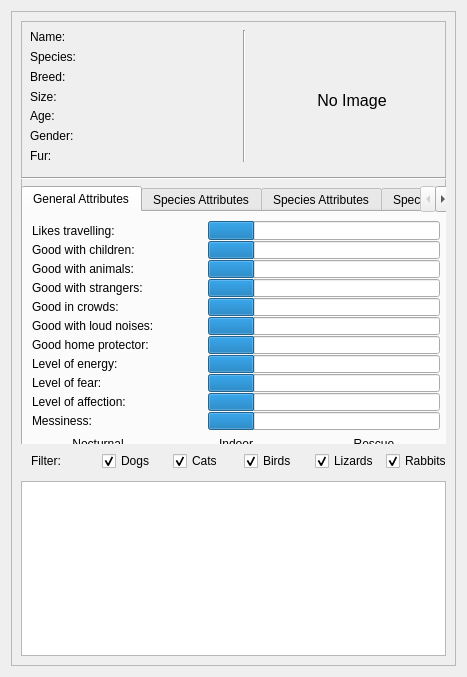
First picture: the form in deliverable2-code/viewanimals.ui, repository ashleefoureyes/quackjaws, before the edit.
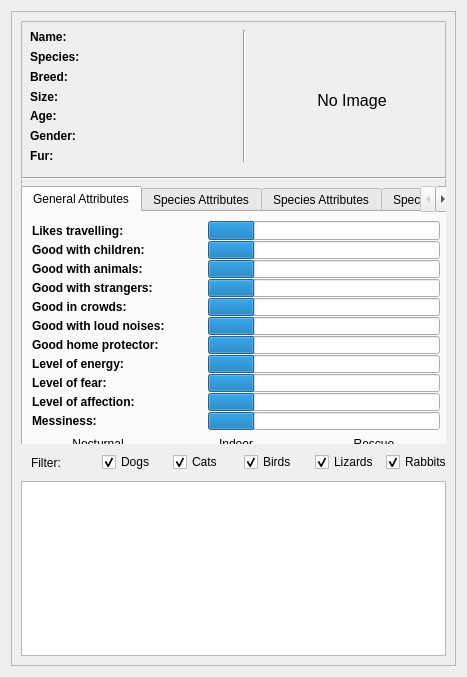
Second picture: the form after the edit. The open tabs and pages were chosen to show the change.

Diff of the .ui file:
```diff
--- a/deliverable2-code/viewanimals.ui
+++ b/deliverable2-code/viewanimals.ui
@@ -24,8 +24,8 @@
        <rect>
         <x>0</x>
         <y>0</y>
-        <width>453</width>
-        <height>663</height>
+        <width>447</width>
+        <height>657</height>
        </rect>
       </property>
       <layout class="QGridLayout" name="gridLayout_2">
@@ -88,10 +88,22 @@
                    <widget class="QLabel" name="lbName">
                     <property name="minimumSize">
                      <size>
-                      <width>50</width>
+                      <width>75</width>
                       <height>0</height>
                      </size>
                     </property>
+                    <property name="maximumSize">
+                     <size>
+                      <width>75</width>
+                      <height>16777215</height>
+                     </size>
+                    </property>
+                    <property name="font">
+                     <font>
+                      <weight>75</weight>
+                      <bold>true</bold>
+                     </font>
+                    </property>
                     <property name="text">
                      <string>Name:</string>
                     </property>
@@ -118,10 +130,22 @@
                    <widget class="QLabel" name="lbSpecies">
                     <property name="minimumSize">
                      <size>
-                      <width>50</width>
+                      <width>75</width>
                       <height>0</height>
                      </size>
                     </property>
+                    <property name="maximumSize">
+                     <size>
+                      <width>75</width>
+                      <height>16777215</height>
+                     </size>
+                    </property>
+                    <property name="font">
+                     <font>
+                      <weight>75</weight>
+                      <bold>true</bold>
+                     </font>
+                    </property>
                     <property name="text">
                      <string>Species:</string>
                     </property>
@@ -148,10 +172,22 @@
                    <widget class="QLabel" name="lbBreed">
                     <property name="minimumSize">
                      <size>
-                      <width>50</width>
+                      <width>75</width>
                       <height>0</height>
                      </size>
                     </property>
+                    <property name="maximumSize">
+                     <size>
+                      <width>75</width>
+                      <height>16777215</height>
+                     </size>
+                    </property>
+                    <property name="font">
+                     <font>
+                      <weight>75</weight>
+                      <bold>true</bold>
+                     </font>
+                    </property>
                     <property name="text">
                      <string>Breed:</string>
                     </property>
@@ -178,10 +214,22 @@
                    <widget class="QLabel" name="lbSize">
                     <property name="minimumSize">
                      <size>
-                      <width>50</width>
+                      <width>75</width>
                       <height>0</height>
                      </size>
                     </property>
+                    <property name="maximumSize">
+                     <size>
+                      <width>75</width>
+                      <height>16777215</height>
+                     </size>
+                    </property>
+                    <property name="font">
+                     <font>
+                      <weight>75</weight>
+                      <bold>true</bold>
+                     </font>
+                    </property>
                     <property name="text">
                      <string>Size:</string>
                     </property>
@@ -208,10 +256,22 @@
                    <widget class="QLabel" name="lbAge">
                     <property name="minimumSize">
                      <size>
-                      <width>50</width>
+                      <width>75</width>
                       <height>0</height>
                      </size>
                     </property>
+                    <property name="maximumSize">
+                     <size>
+                      <width>75</width>
+                      <height>16777215</height>
+                     </size>
+                    </property>
+                    <property name="font">
+                     <font>
+                      <weight>75</weight>
+                      <bold>true</bold>
+                     </font>
+                    </property>
                     <property name="text">
                      <string>Age:</string>
                     </property>
@@ -238,10 +298,22 @@
                    <widget class="QLabel" name="lbGender">
                     <property name="minimumSize">
                      <size>
-                      <width>50</width>
+                      <width>75</width>
                       <height>0</height>
                      </size>
                     </property>
+                    <property name="maximumSize">
+                     <size>
+                      <width>75</width>
+                      <height>16777215</height>
+                     </size>
+                    </property>
+                    <property name="font">
+                     <font>
+                      <weight>75</weight>
+                      <bold>true</bold>
+                     </font>
+                    </property>
                     <property name="text">
                      <string>Gender:</string>
                     </property>
@@ -268,10 +340,22 @@
                    <widget class="QLabel" name="lbFur">
                     <property name="minimumSize">
                      <size>
-                      <width>50</width>
+                      <width>75</width>
                       <height>0</height>
                      </size>
                     </property>
+                    <property name="maximumSize">
+                     <size>
+                      <width>75</width>
+                      <height>16777215</height>
+                     </size>
+                    </property>
+                    <property name="font">
+                     <font>
+                      <weight>75</weight>
+                      <bold>true</bold>
+                     </font>
+                    </property>
                     <property name="text">
                      <string>Fur:</string>
                     </property>
@@ -383,6 +467,12 @@
                          <height>0</height>
                         </size>
                        </property>
+                       <property name="font">
+                        <font>
+                         <weight>75</weight>
+                         <bold>true</bold>
+                        </font>
+                       </property>
                        <property name="text">
                         <string>Likes travelling:</string>
                        </property>
@@ -422,6 +512,12 @@
                          <height>0</height>
                         </size>
                        </property>
+                       <property name="font">
+                        <font>
+                         <weight>75</weight>
+                         <bold>true</bold>
+                        </font>
+                       </property>
                        <property name="text">
                         <string>Good with children:</string>
                        </property>
@@ -461,6 +557,12 @@
                          <height>0</height>
                         </size>
                        </property>
+                       <property name="font">
+                        <font>
+                         <weight>75</weight>
+                         <bold>true</bold>
+                        </font>
+                       </property>
                        <property name="text">
                         <string>Good with animals:</string>
                        </property>
@@ -500,6 +602,12 @@
                          <height>0</height>
                         </size>
                        </property>
+                       <property name="font">
+                        <font>
+                         <weight>75</weight>
+                         <bold>true</bold>
+                        </font>
+                       </property>
                        <property name="text">
                         <string>Good with strangers:</string>
                        </property>
@@ -539,6 +647,12 @@
                          <height>0</height>
                         </size>
                        </property>
+                       <property name="font">
+                        <font>
+                         <weight>75</weight>
+                         <bold>true</bold>
+                        </font>
+                       </property>
                        <property name="text">
                         <string>Good in crowds:</string>
                        </property>
@@ -578,6 +692,12 @@
                          <height>0</height>
                         </size>
                        </property>
+                       <property name="font">
+                        <font>
+                         <weight>75</weight>
+                         <bold>true</bold>
+                        </font>
+                       </property>
                        <property name="text">
                         <string>Good with loud noises:</string>
                        </property>
@@ -617,6 +737,12 @@
                          <height>0</height>
                         </size>
                        </property>
+                       <property name="font">
+                        <font>
+                         <weight>75</weight>
+                         <bold>true</bold>
+                        </font>
+                       </property>
                        <property name="text">
                         <string>Good home protector:</string>
                        </property>
@@ -656,6 +782,12 @@
                          <height>0</height>
                         </size>
                        </property>
+                       <property name="font">
+                        <font>
+                         <weight>75</weight>
+                         <bold>true</bold>
+                        </font>
+                       </property>
                        <property name="text">
                         <string>Level of energy:</string>
                        </property>
@@ -695,6 +827,12 @@
                          <height>0</height>
                         </size>
                        </property>
+                       <property name="font">
+                        <font>
+                         <weight>75</weight>
+                         <bold>true</bold>
+                        </font>
+                       </property>
                        <property name="text">
                         <string>Level of fear:</string>
                        </property>
@@ -734,6 +872,12 @@
                          <height>0</height>
                         </size>
                        </property>
+                       <property name="font">
+                        <font>
+                         <weight>75</weight>
+                         <bold>true</bold>
+                        </font>
+                       </property>
                        <property name="text">
                         <string>Level of affection:</string>
                        </property>
@@ -773,6 +917,12 @@
                          <height>0</height>
                         </size>
                        </property>
+                       <property name="font">
+                        <font>
+                         <weight>75</weight>
+                         <bold>true</bold>
+                        </font>
+                       </property>
                        <property name="text">
                         <string>Messiness:</string>
                        </property>
@@ -1454,13 +1604,13 @@
            <height>25</height>
           </size>
          </property>
-         <widget class="QWidget" name="">
+         <widget class="QWidget" name="layoutWidget">
           <property name="geometry">
            <rect>
             <x>10</x>
             <y>0</y>
             <width>421</width>
-            <height>22</height>
+            <height>25</height>
            </rect>
           </property>
           <layout class="QHBoxLayout" name="horizontalLayout_3">
```
Left out of the diff: 103 changed lines with no effect on the pictures.
